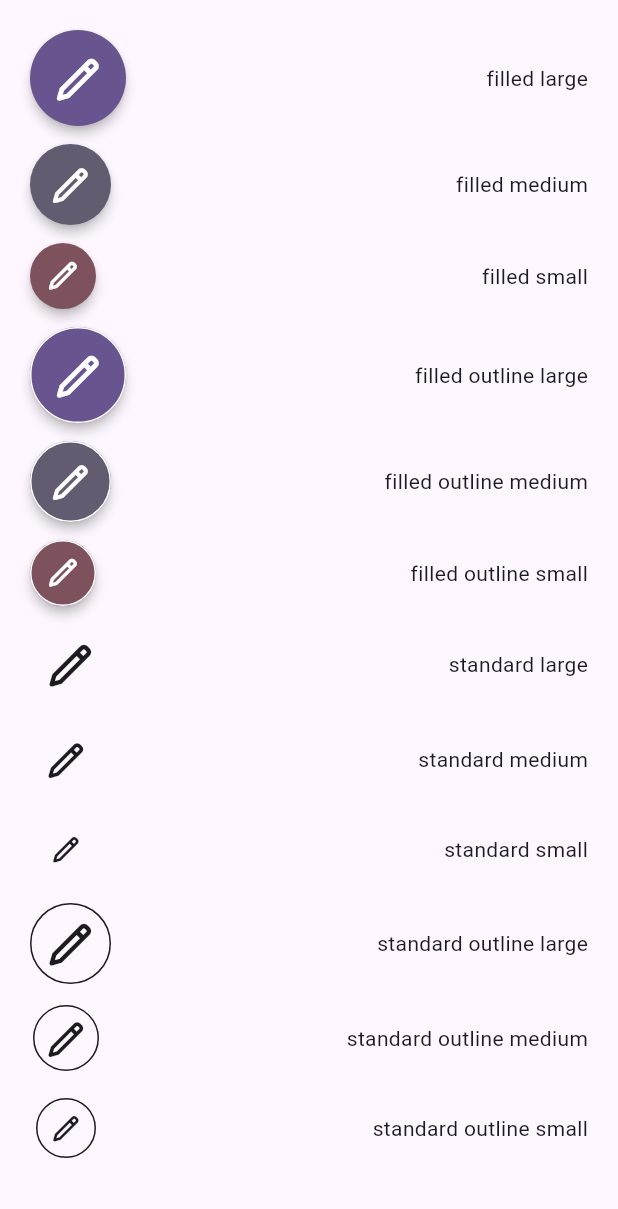
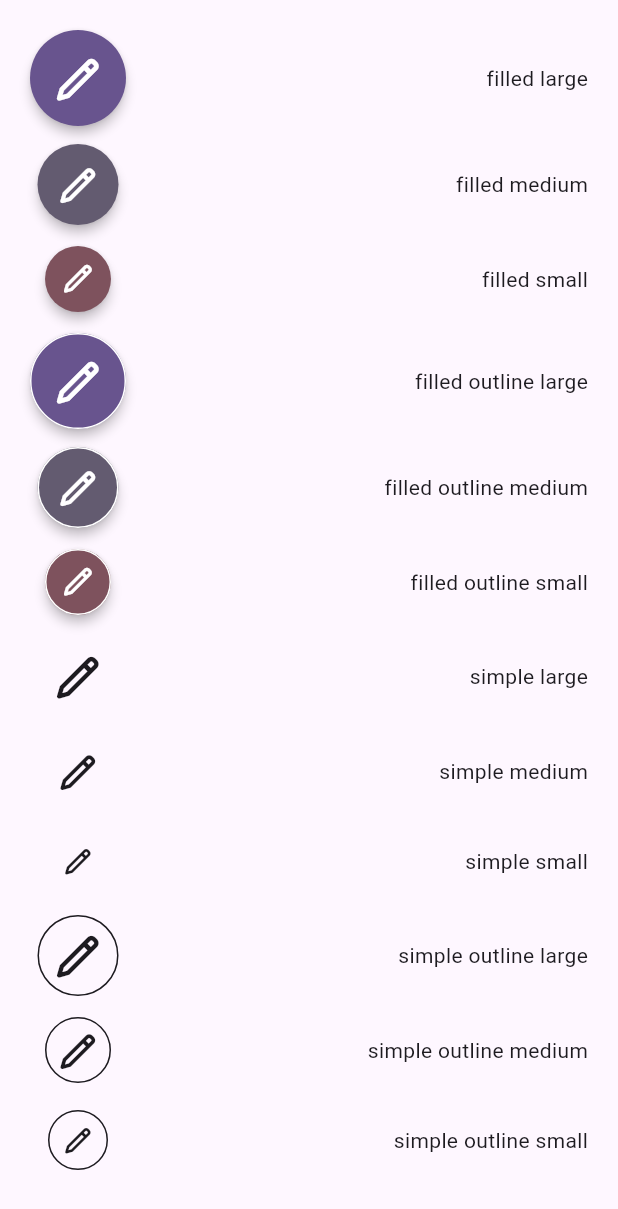
Before and after one commit to NotedApp/noted_app, a Flutter app: the CatalogIconButtonPage widget shown alone on an empty page, opened directly, on a phone screen of 412 x 824 dp. Shown: the top 1209 px of the screen. Run offline on Flutter 3.47's test engine with Material 2 defaults, Android fonts, the phone set to English and light mode, and no system bars; our stand-ins replace equatable, flutter_bloc, flutter_svg.

Commit message:
#34: refactor icon buttons

```diff
--- a/lib/catalog/pages/buttons/catalog_icon_button_page.dart
+++ b/lib/catalog/pages/buttons/catalog_icon_button_page.dart
@@ -15,85 +15,85 @@ class CatalogIconButtonPage extends StatelessWidget {
         label: 'filled large',
         size: NotedIconButtonSize.large,
         type: NotedIconButtonType.filled,
-        iconColor: colors.onPrimary,
+        foregroundColor: colors.onPrimary,
         backgroundColor: colors.primary,
       ),
       IconButtonRow(
         label: 'filled medium',
         size: NotedIconButtonSize.medium,
         type: NotedIconButtonType.filled,
-        iconColor: colors.onSecondary,
+        foregroundColor: colors.onSecondary,
         backgroundColor: colors.secondary,
       ),
       IconButtonRow(
         label: 'filled small',
         size: NotedIconButtonSize.small,
         type: NotedIconButtonType.filled,
-        iconColor: colors.onTertiary,
+        foregroundColor: colors.onTertiary,
         backgroundColor: colors.tertiary,
       ),
       IconButtonRow(
         label: 'filled outline large',
         size: NotedIconButtonSize.large,
         type: NotedIconButtonType.filled,
-        iconColor: colors.onPrimary,
+        foregroundColor: colors.onPrimary,
         backgroundColor: colors.primary,
-        strokeWidth: 1,
+        hasOutline: true,
       ),
       IconButtonRow(
         label: 'filled outline medium',
         size: NotedIconButtonSize.medium,
         type: NotedIconButtonType.filled,
-        iconColor: colors.onSecondary,
+        foregroundColor: colors.onSecondary,
         backgroundColor: colors.secondary,
-        strokeWidth: 1,
+        hasOutline: true,
       ),
       IconButtonRow(
         label: 'filled outline small',
         size: NotedIconButtonSize.small,
         type: NotedIconButtonType.filled,
-        iconColor: colors.onTertiary,
+        foregroundColor: colors.onTertiary,
         backgroundColor: colors.tertiary,
-        strokeWidth: 1,
+        hasOutline: true,
       ),
       IconButtonRow(
-        label: 'standard large',
+        label: 'simple large',
         size: NotedIconButtonSize.large,
-        type: NotedIconButtonType.standard,
-        iconColor: colors.onBackground,
+        type: NotedIconButtonType.simple,
+        foregroundColor: colors.onBackground,
       ),
       IconButtonRow(
-        label: 'standard medium',
+        label: 'simple medium',
         size: NotedIconButtonSize.medium,
-        type: NotedIconButtonType.standard,
-        iconColor: colors.onBackground,
+        type: NotedIconButtonType.simple,
+        foregroundColor: colors.onBackground,
       ),
       IconButtonRow(
-        label: 'standard small',
+        label: 'simple small',
         size: NotedIconButtonSize.small,
-        type: NotedIconButtonType.standard,
-        iconColor: colors.onBackground,
+        type: NotedIconButtonType.simple,
+        foregroundColor: colors.onBackground,
       ),
       IconButtonRow(
-        label: 'standard outline large',
+        label: 'simple outline large',
         size: NotedIconButtonSize.large,
-        type: NotedIconButtonType.standard,
-        iconColor: colors.onBackground,
-        strokeWidth: 1,
+        type: NotedIconButtonType.simple,
+        foregroundColor: colors.onBackground,
+        hasOutline: true,
       ),
       IconButtonRow(
-        label: 'standard outline medium',
+        label: 'simple outline medium',
         size: NotedIconButtonSize.medium,
-        type: NotedIconButtonType.standard,
-        iconColor: colors.onBackground,
-        strokeWidth: 1,
+        type: NotedIconButtonType.simple,
+        foregroundColor: colors.onBackground,
+        hasOutline: true,
       ),
       IconButtonRow(
-        label: 'standard outline small',
+        label: 'simple outline small',
         size: NotedIconButtonSize.small,
-        type: NotedIconButtonType.standard,
-        iconColor: colors.onBackground,
-        strokeWidth: 1,
+        type: NotedIconButtonType.simple,
+        foregroundColor: colors.onBackground,
+        hasOutline: true,
       ),
     ];
 
@@ -102,20 +102,20 @@ class CatalogIconButtonPage extends StatelessWidget {
 }
 
 class IconButtonRow extends StatelessWidget {
+  final String label;
+  final NotedIconButtonType type;
   final NotedIconButtonSize size;
-  final NotedIconButtonType type;
-  final Color iconColor;
+  final Color? foregroundColor;
   final Color? backgroundColor;
-  final String label;
-  final double strokeWidth;
+  final bool hasOutline;
 
   const IconButtonRow({
     required this.label,
     required this.size,
     required this.type,
-    required this.iconColor,
+    this.foregroundColor,
     this.backgroundColor,
-    this.strokeWidth = 0,
+    this.hasOutline = false,
     super.key,
   });
 
@@ -125,14 +125,14 @@ class IconButtonRow extends StatelessWidget {
       mainAxisAlignment: MainAxisAlignment.spaceBetween,
       children: [
         NotedIconButton(
-          () => null,
-          NotedIcons.pencil,
+          icon: NotedIcons.pencil,
+          type: type,
           size: size,
-          type: type,
-          iconColor: iconColor,
+          onPressed: () {},
+          onLongPress: () {},
+          iconColor: foregroundColor,
           backgroundColor: backgroundColor,
-          strokeWidth: strokeWidth,
-          heroTag: label,
+          hasOutline: hasOutline,
         ),
         Text(label, style: Theme.of(context).textTheme.bodyMedium),
       ],
--- a/lib/widget/common/button/noted_icon_button.dart
+++ b/lib/widget/common/button/noted_icon_button.dart
@@ -2,7 +2,7 @@ import 'package:flutter/material.dart';
 
 enum NotedIconButtonType {
   filled,
-  standard,
+  simple,
 }
 
 enum NotedIconButtonSize {
@@ -12,24 +12,24 @@ enum NotedIconButtonSize {
 }
 
 class NotedIconButton extends StatelessWidget {
-  final Function()? onPressed;
   final IconData icon;
   final NotedIconButtonType type;
   final NotedIconButtonSize size;
+  final VoidCallback? onPressed;
+  final VoidCallback? onLongPress;
   final Color? iconColor;
   final Color? backgroundColor;
-  final double strokeWidth;
-  final String? heroTag;
+  final bool hasOutline;
 
-  const NotedIconButton(
+  const NotedIconButton({
+    required this.icon,
+    required this.type,
+    required this.size,
     this.onPressed,
-    this.icon, {
-    this.type = NotedIconButtonType.standard,
-    this.size = NotedIconButtonSize.medium,
+    this.onLongPress,
     this.iconColor,
     this.backgroundColor,
-    this.strokeWidth = 0,
-    this.heroTag,
+    this.hasOutline = false,
     super.key,
   });
 
@@ -38,14 +38,16 @@ class NotedIconButton extends StatelessWidget {
     switch (type) {
       case NotedIconButtonType.filled:
         return _buildFilledIconButton(context);
-      case NotedIconButtonType.standard:
-        return _buildStandardIconButton(context);
+      case NotedIconButtonType.simple:
+        return _buildSimpleIconButton(context);
     }
   }
 
   Widget _buildFilledIconButton(BuildContext context) {
-    Color background = backgroundColor ?? Theme.of(context).colorScheme.primary;
-    Color foreground = iconColor ?? Theme.of(context).colorScheme.onPrimary;
+    ColorScheme colorScheme = Theme.of(context).colorScheme;
+    Color foreground = iconColor ?? colorScheme.onPrimary;
+    Color background = backgroundColor ?? colorScheme.primary;
+
     double iconSize;
     double circleSize;
 
@@ -64,32 +66,30 @@ class NotedIconButton extends StatelessWidget {
         break;
     }
 
-    ShapeBorder border = strokeWidth > 0
-        ? CircleBorder(
-            side: BorderSide(
-              color: foreground,
-              width: strokeWidth,
-            ),
-          )
-        : const CircleBorder();
+    OutlinedBorder shape = CircleBorder(side: hasOutline ? BorderSide(color: foreground) : BorderSide.none);
 
-    return SizedBox(
-      width: circleSize,
-      height: circleSize,
-      child: FloatingActionButton(
-        heroTag: heroTag,
-        onPressed: onPressed,
-        foregroundColor: foreground,
-        backgroundColor: background,
-        elevation: 3,
-        shape: border,
-        child: Icon(icon, size: iconSize),
-      ),
+    ButtonStyle style = ButtonStyle(
+      backgroundColor: MaterialStateProperty.all(background),
+      foregroundColor: MaterialStateProperty.all(foreground),
+      padding: MaterialStateProperty.all(EdgeInsets.zero),
+      elevation: MaterialStateProperty.all(3),
+      fixedSize: MaterialStateProperty.all(Size.square(circleSize)),
+      iconColor: MaterialStateProperty.all(foreground),
+      iconSize: MaterialStateProperty.all(iconSize),
+      shape: MaterialStateProperty.all(shape),
+    );
+
+    return ElevatedButton(
+      onPressed: onPressed,
+      onLongPress: onLongPress,
+      style: style,
+      child: Center(child: Icon(icon)),
     );
   }
 
-  Widget _buildStandardIconButton(BuildContext context) {
+  Widget _buildSimpleIconButton(BuildContext context) {
     Color foreground = iconColor ?? Theme.of(context).colorScheme.onPrimary;
+
     double iconSize;
     double circleSize;
 
@@ -108,21 +108,22 @@ class NotedIconButton extends StatelessWidget {
         break;
     }
 
-    OutlinedBorder border =
-        strokeWidth > 0 ? CircleBorder(side: BorderSide(color: foreground, width: strokeWidth)) : const CircleBorder();
+    OutlinedBorder shape = CircleBorder(side: hasOutline ? BorderSide(color: foreground) : BorderSide.none);
 
-    return IconButton(
+    ButtonStyle style = ButtonStyle(
+      foregroundColor: MaterialStateProperty.all(foreground),
+      padding: MaterialStateProperty.all(EdgeInsets.zero),
+      fixedSize: MaterialStateProperty.all(Size.square(circleSize)),
+      iconColor: MaterialStateProperty.all(foreground),
+      iconSize: MaterialStateProperty.all(iconSize),
+      shape: MaterialStateProperty.all(shape),
+    );
+
+    return TextButton(
       onPressed: onPressed,
-      icon: Icon(icon),
-      padding: EdgeInsets.all((circleSize - iconSize) / 2),
-      style: ButtonStyle(
-        fixedSize: MaterialStateProperty.all<Size>(Size(circleSize, circleSize)),
-        iconSize: MaterialStateProperty.all<double>(iconSize),
-        foregroundColor: MaterialStateProperty.all<Color>(foreground),
-        iconColor: MaterialStateProperty.all<Color>(foreground),
-        elevation: MaterialStateProperty.all<double>(1),
-        shape: MaterialStateProperty.all<OutlinedBorder>(border),
-      ),
+      onLongPress: onLongPress,
+      style: style,
+      child: Center(child: Icon(icon)),
     );
   }
 }
--- a/lib/widget/common/button/noted_text_button.dart
+++ b/lib/widget/common/button/noted_text_button.dart
@@ -47,9 +47,9 @@ class NotedTextButton extends StatelessWidget {
   }
 
   Widget _buildFilledTextButton(BuildContext context) {
-    TextTheme textTheme = Theme.of(context).textTheme;
-    Color foreground = foregroundColor ?? Theme.of(context).colorScheme.onPrimary;
-    Color background = backgroundColor ?? Theme.of(context).colorScheme.primary;
+    ThemeData theme = Theme.of(context);
+    Color foreground = foregroundColor ?? theme.colorScheme.onPrimary;
+    Color background = backgroundColor ?? theme.colorScheme.primary;
 
     TextStyle? textStyle;
     EdgeInsetsGeometry padding;
@@ -58,19 +58,19 @@ class NotedTextButton extends StatelessWidget {
 
     switch (size) {
       case NotedTextButtonSize.large:
-        textStyle = textTheme.titleLarge?.copyWith(fontWeight: FontWeight.normal);
+        textStyle = theme.textTheme.titleLarge?.copyWith(fontWeight: FontWeight.normal);
         padding = const EdgeInsets.symmetric(horizontal: 24, vertical: 13);
         iconSize = 24;
         borderRadius = 10;
         break;
       case NotedTextButtonSize.medium:
-        textStyle = textTheme.titleMedium?.copyWith(fontWeight: FontWeight.normal);
+        textStyle = theme.textTheme.titleMedium?.copyWith(fontWeight: FontWeight.normal);
         padding = const EdgeInsets.symmetric(horizontal: 24, vertical: 10);
         iconSize = 20;
         borderRadius = 10;
         break;
       case NotedTextButtonSize.small:
-        textStyle = textTheme.titleSmall?.copyWith(fontWeight: FontWeight.normal);
+        textStyle = theme.textTheme.titleSmall?.copyWith(fontWeight: FontWeight.normal);
         padding = const EdgeInsets.symmetric(horizontal: 24, vertical: 10);
         iconSize = 16;
         borderRadius = 8;
@@ -109,8 +109,8 @@ class NotedTextButton extends StatelessWidget {
   }
 
   Widget _buildOutlinedTextButton(BuildContext context) {
-    TextTheme textTheme = Theme.of(context).textTheme;
-    Color foreground = foregroundColor ?? Theme.of(context).colorScheme.onBackground;
+    ThemeData theme = Theme.of(context);
+    Color foreground = foregroundColor ?? theme.colorScheme.onBackground;
 
     TextStyle? textStyle;
     EdgeInsetsGeometry padding;
@@ -119,19 +119,19 @@ class NotedTextButton extends StatelessWidget {
 
     switch (size) {
       case NotedTextButtonSize.large:
-        textStyle = textTheme.titleLarge?.copyWith(fontWeight: FontWeight.normal);
+        textStyle = theme.textTheme.titleLarge?.copyWith(fontWeight: FontWeight.normal);
         padding = const EdgeInsets.symmetric(horizontal: 24, vertical: 13);
         iconSize = 24;
         borderRadius = 10;
         break;
       case NotedTextButtonSize.medium:
-        textStyle = textTheme.titleMedium?.copyWith(fontWeight: FontWeight.normal);
+        textStyle = theme.textTheme.titleMedium?.copyWith(fontWeight: FontWeight.normal);
         padding = const EdgeInsets.symmetric(horizontal: 24, vertical: 10);
         iconSize = 20;
         borderRadius = 10;
         break;
       case NotedTextButtonSize.small:
-        textStyle = textTheme.titleSmall?.copyWith(fontWeight: FontWeight.normal);
+        textStyle = theme.textTheme.titleSmall?.copyWith(fontWeight: FontWeight.normal);
         padding = const EdgeInsets.symmetric(horizontal: 24, vertical: 10);
         iconSize = 16;
         borderRadius = 8;
@@ -171,8 +171,9 @@ class NotedTextButton extends StatelessWidget {
   }
 
   Widget _buildSimpleTextButton(BuildContext context) {
-    TextTheme textTheme = Theme.of(context).textTheme;
-    Color foreground = foregroundColor ?? Theme.of(context).colorScheme.tertiary;
+    ThemeData theme = Theme.of(context);
+    Color foreground = foregroundColor ??
+        (theme.brightness == Brightness.light ? theme.colorScheme.tertiary : theme.colorScheme.onBackground);
 
     TextStyle? textStyle;
     EdgeInsetsGeometry padding;
@@ -181,19 +182,19 @@ class NotedTextButton extends StatelessWidget {
 
     switch (size) {
       case NotedTextButtonSize.large:
-        textStyle = textTheme.titleLarge;
+        textStyle = theme.textTheme.titleLarge;
         padding = const EdgeInsets.symmetric(horizontal: 12, vertical: 10);
         iconSize = 24;
         borderRadius = 10;
         break;
       case NotedTextButtonSize.medium:
-        textStyle = textTheme.titleMedium;
+        textStyle = theme.textTheme.titleMedium;
         padding = const EdgeInsets.symmetric(horizontal: 12, vertical: 8);
         iconSize = 20;
         borderRadius = 10;
         break;
       case NotedTextButtonSize.small:
-        textStyle = textTheme.titleSmall;
+        textStyle = theme.textTheme.titleSmall;
         padding = const EdgeInsets.symmetric(horizontal: 12, vertical: 6);
         iconSize = 16;
         borderRadius = 8;
--- a/lib/widget/common/layout/page_header.dart
+++ b/lib/widget/common/layout/page_header.dart
@@ -26,10 +26,10 @@ class PageHeader extends StatelessWidget {
         Padding(
           padding: const EdgeInsets.only(right: 16),
           child: NotedIconButton(
-            onButtonPressed,
-            buttonIcon,
+            icon: buttonIcon,
             type: NotedIconButtonType.filled,
             size: NotedIconButtonSize.small,
+            onPressed: onButtonPressed,
           ),
         ),
       );
```
